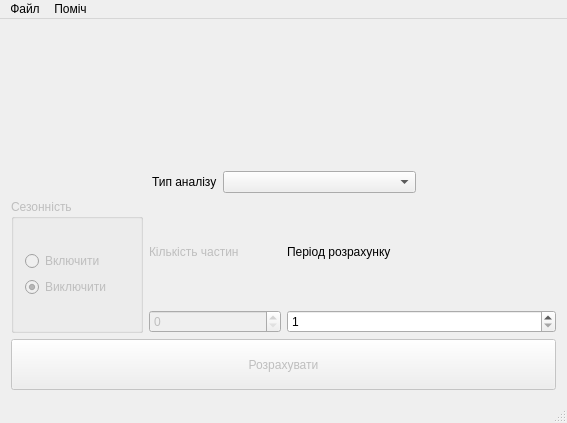
The window that mainwindow.ui (maximillian2/time-series) describes before a commit, drawn with Qt 5.
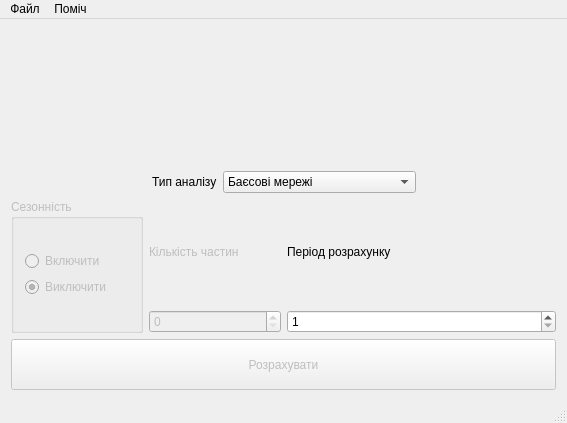
The same window after the commit. Icons and pictures are not drawn.

Diff of the .ui file:
```diff
--- a/mainwindow.ui
+++ b/mainwindow.ui
@@ -74,11 +74,6 @@
       </item>
       <item>
        <widget class="QComboBox" name="comboBox">
-        <item>
-         <property name="text">
-          <string/>
-         </property>
-        </item>
         <item>
          <property name="text">
           <string>Баєсові мережі</string>
```
Left out of the diff: 2 changed lines with no effect on the pictures.
